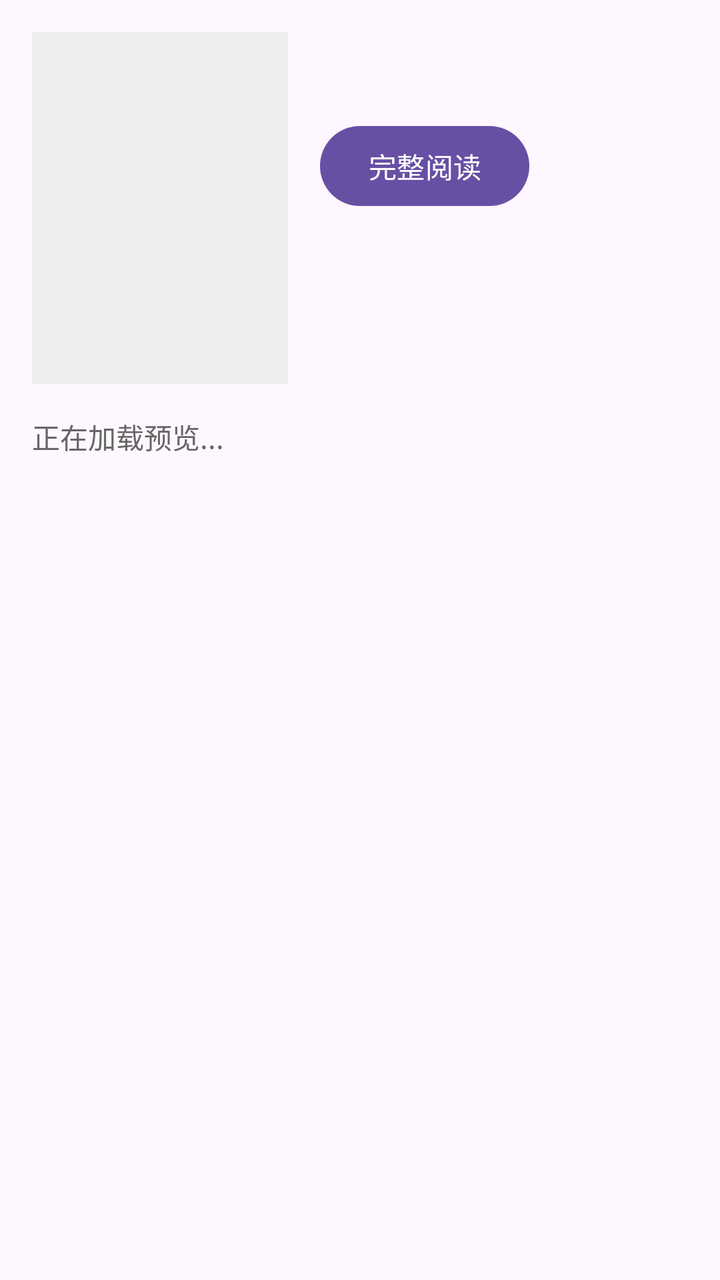
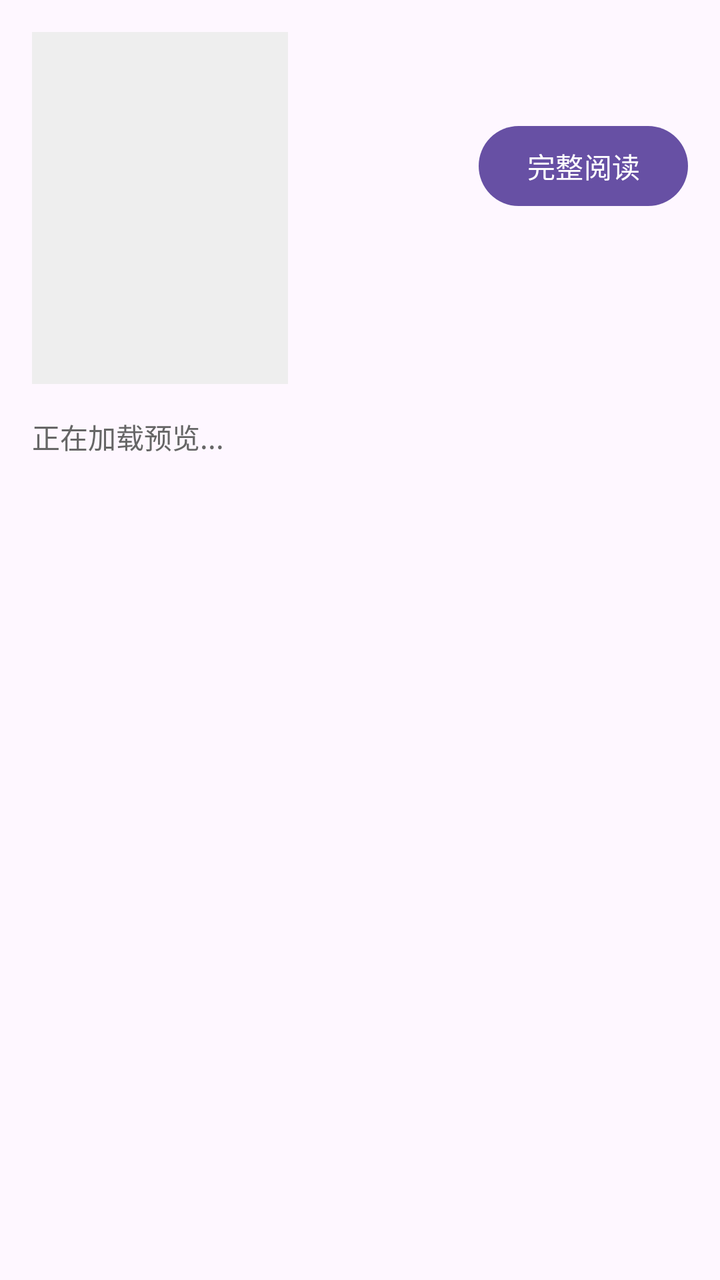

Compare the two renders of this Android layout. The source of the first and the diff that turns it into the second are given below.
<!-- AndroidManifest.xml: application theme Theme.ComicLab -->
<!-- res/layout/activity_manga_preview.xml -->
<?xml version="1.0" encoding="utf-8"?>
<ScrollView xmlns:android="http://schemas.android.com/apk/res/android"
    android:id="@+id/main"
    android:layout_width="match_parent"
    android:layout_height="match_parent"
    android:clipToPadding="false"
    android:fillViewport="true">

    <LinearLayout
        android:layout_width="match_parent"
        android:layout_height="wrap_content"
        android:orientation="vertical"
        android:padding="16dp">

        <LinearLayout
            android:layout_width="match_parent"
            android:layout_height="wrap_content"
            android:gravity="top"
            android:orientation="horizontal">

            <ImageView
                android:id="@+id/imgCover"
                android:layout_width="128dp"
                android:layout_height="176dp"
                android:background="#EEEEEE"
                android:contentDescription="@string/comic_cover"
                android:scaleType="centerCrop" />

            <LinearLayout
                android:layout_width="0dp"
                android:layout_height="wrap_content"
                android:layout_marginStart="16dp"
                android:layout_weight="1"
                android:orientation="vertical">

                <TextView
                    android:id="@+id/tvComicName"
                    android:layout_width="match_parent"
                    android:layout_height="wrap_content"
                    android:textColor="#222222"
                    android:textSize="20sp"
                    android:textStyle="bold" />

                <Button
                    android:id="@+id/btnFullRead"
                    android:layout_width="wrap_content"
                    android:layout_height="wrap_content"
                    android:layout_marginTop="16dp"
                    android:text="@string/full_read" />
            </LinearLayout>
        </LinearLayout>

        <TextView
            android:id="@+id/tvStatus"
            android:layout_width="match_parent"
            android:layout_height="wrap_content"
            android:layout_marginTop="16dp"
            android:text="@string/loading_preview"
            android:textColor="#666666"
            android:textSize="14sp" />

        <GridLayout
            android:id="@+id/gridPreview"
            android:layout_width="match_parent"
            android:layout_height="wrap_content"
            android:layout_marginTop="12dp"
            android:columnCount="3"
            android:useDefaultMargins="false" />

        <Button
            android:id="@+id/btnTogglePreview"
            android:layout_width="match_parent"
            android:layout_height="wrap_content"
            android:layout_marginTop="16dp"
            android:text="@string/preview_all"
            android:visibility="gone" />
    </LinearLayout>
</ScrollView>
<!-- resources referenced by this layout -->
<resources>
  <string name="comic_cover">漫画封面</string>
  <string name="full_read">完整阅读</string>
  <string name="loading_preview">正在加载预览...</string>
  <string name="preview_all">预览全部</string>
  <style name="Theme.ComicLab" parent="Base.Theme.ComicLab" />
  <style name="Base.Theme.ComicLab" parent="Theme.Material3.DayNight.NoActionBar">
          <item name="android:windowFullscreen">false</item>
          <item name="android:statusBarColor">@color/comiclab_blue</item>
          <item name="android:navigationBarColor">@color/white</item>
          <item name="android:windowLightStatusBar">false</item>
          <item name="android:windowLightNavigationBar">true</item>
      </style>
  <color name="comiclab_blue">#2859C5</color>
  <color name="white">#FFFFFFFF</color>
</resources>

<!-- the commit's change to res/layout/activity_manga_preview.xml (unified diff, before → after) -->
@@ -31,6 +31,7 @@
                 android:layout_height="wrap_content"
                 android:layout_marginStart="16dp"
                 android:layout_weight="1"
+                android:gravity="end"
                 android:orientation="vertical">
 
                 <TextView
@@ -46,6 +47,7 @@
                     android:layout_width="wrap_content"
                     android:layout_height="wrap_content"
                     android:layout_marginTop="16dp"
+                    android:layout_gravity="end"
                     android:text="@string/full_read" />
             </LinearLayout>
         </LinearLayout>
